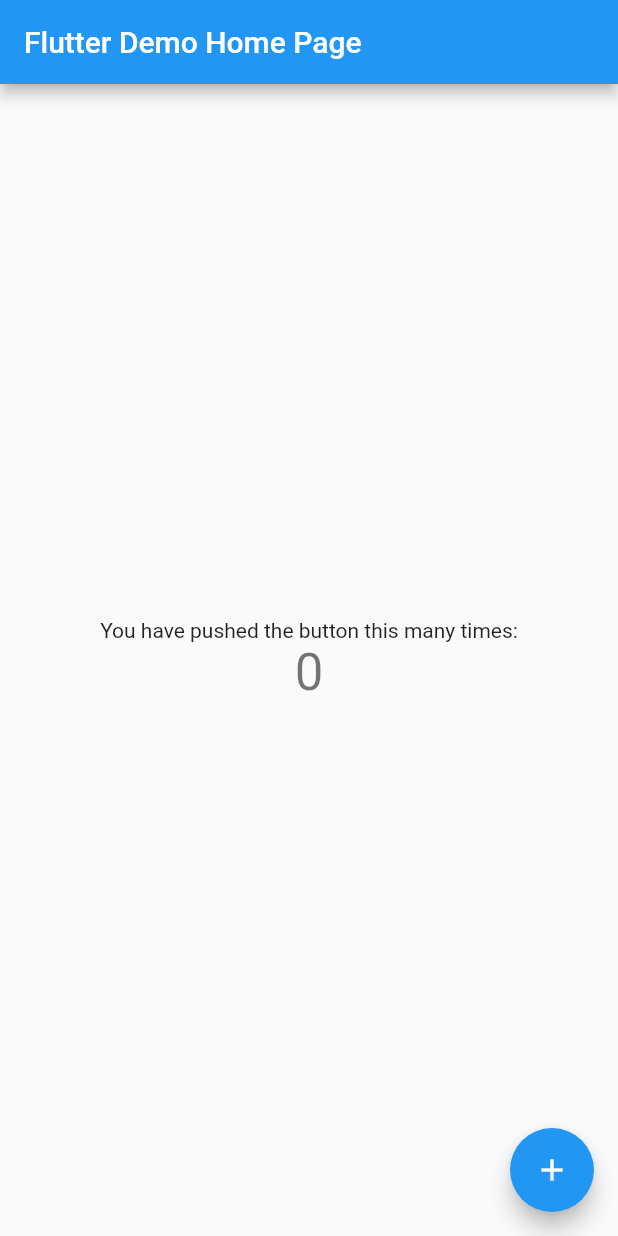
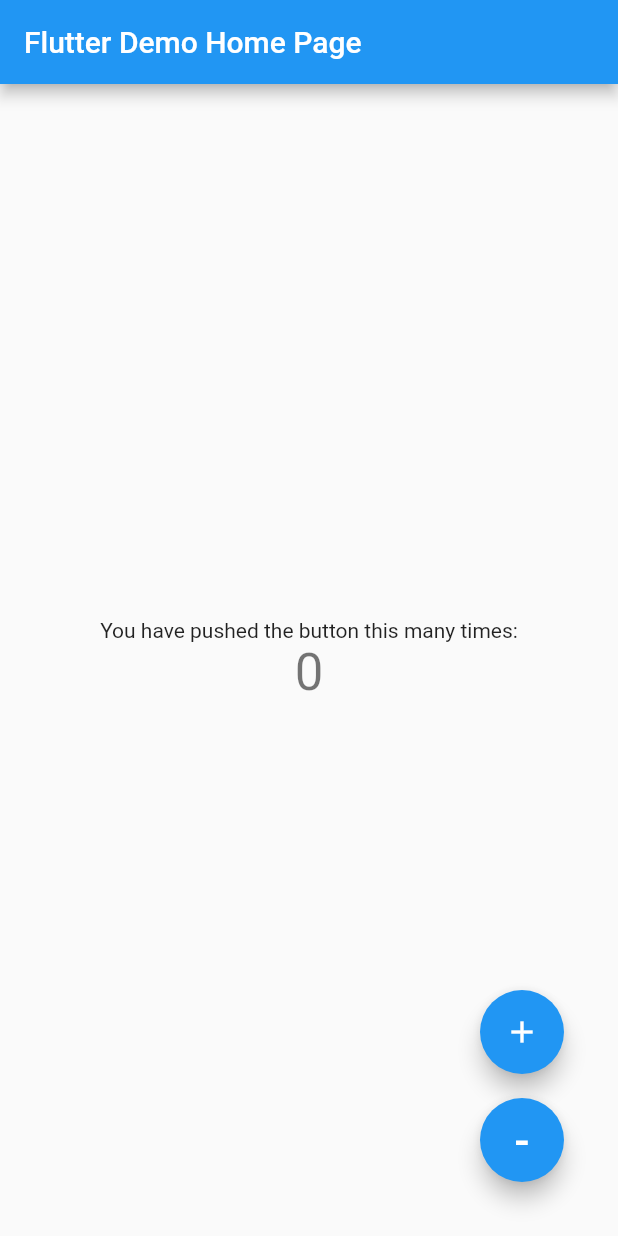
Before and after one commit to imaldi/learn_flutter_with_aim2u, a Flutter app: the screen it shows after launch, on a phone screen of 412 x 824 dp. Run offline on Flutter 3.47's test engine with Material 2 defaults, Android fonts, the phone set to English and light mode, and no system bars.

```diff
--- a/lib/main.dart
+++ b/lib/main.dart
@@ -73,6 +73,14 @@ class _MyHomePageState extends State<MyHomePage> {
     });
   }
 
+  void _decrementCounter() {
+    /// setState ini ibarat tombol refresh untuk StatefulWidget, setiap dipanggil akan merefresh widget
+    /// kalau kita cuma ubah value tanpa panggil setState, tampilan di layar ga akan berubah karena method build ga terpanggil lagi
+    setState(() {
+      _counter--;
+    });
+  }
+
   /// 7. build method
   /// ini lifecycle utama dari aplikasi Flutter, tempat widget benar2 di build untuk tampil di layar,
   /// method ini terpanggil setiap kali setState dipanggil, contohnya seperti di method _incrementCounter di atas
@@ -104,10 +112,26 @@ class _MyHomePageState extends State<MyHomePage> {
         ),
       ),
       /// 11. floating action button ini optional, kalau ga mau bisa dihilangin aja
-      floatingActionButton: FloatingActionButton(
-        onPressed: _incrementCounter,
-        tooltip: 'Increment',
-        child: const Icon(Icons.add),
+      floatingActionButton: Padding(
+        padding: const EdgeInsets.only(bottom: 20,right: 20),
+        child: Column(
+          mainAxisAlignment: MainAxisAlignment.end,
+          children: [
+            FloatingActionButton(
+              onPressed: _incrementCounter,
+              tooltip: 'Increment',
+              child: const Icon(Icons.add),
+            ),
+            const SizedBox(
+              height: 16.0,
+            ),
+            FloatingActionButton(
+              onPressed: _decrementCounter,
+              tooltip: 'Decrement',
+              child: const Text("-", style: TextStyle(color: Colors.white, fontSize: 30),),
+            )
+          ],
+        ),
       ), // This trailing comma makes auto-formatting nicer for build methods.
     );
   }
```
